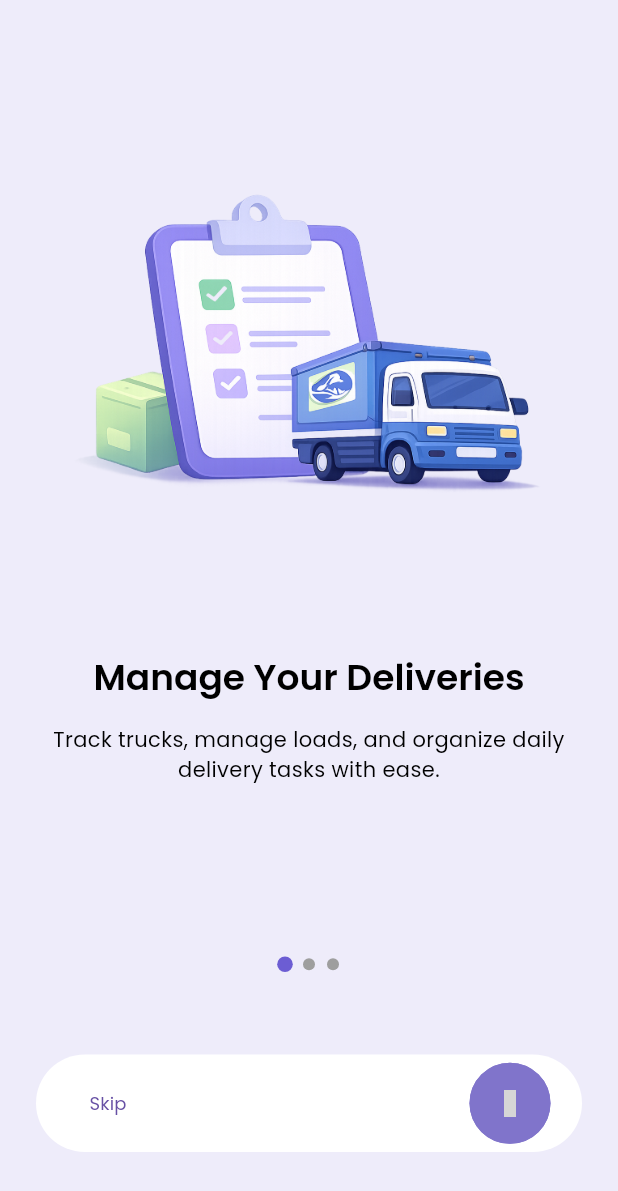
After one commit to Mostafa-Moin26/Lohaghara-Carrier, a Flutter app: the OnboardingScreen screen opened directly, on a phone screen of 412 x 824 dp. The commit adds this screen. Shown: the top 1191 px of the screen. Run offline on Flutter 3.47's test engine with Material 3 defaults, Android fonts, the phone set to English and light mode, and no system bars; drawn by our look-alikes of smooth_page_indicator; our stand-ins replace get, iconsax, lottie; grey boxes are pictures that could not be loaded.

Commit message:
completed the onboarding screens

```diff
--- a/lib/app.dart
+++ b/lib/app.dart
@@ -1,6 +1,7 @@
 import 'package:flutter/material.dart';
 import 'package:get/get.dart';
 import 'package:lohaghara_carrier/presentation/splash/splash.dart';
+import 'package:lohaghara_carrier/presentation/splash/splash_temp.dart';
 
 import 'core/theme/theme.dart';
 
--- a/lib/core/constants/colors.dart
+++ b/lib/core/constants/colors.dart
@@ -4,30 +4,28 @@ class AppColors {
   AppColors._();
 
   // App Basic Colors
-  static const Color primaryColor = Color(0xFF6C5DD3);
-  static const Color secondaryColor = Color(0xFFFFE24B);
-  static const Color accentColor = Color(0xFFb0c7ff);
-  static const Color primaryLight = Color(0xFF8B7DE0);
-  static const Color primaryDark = Color(0xFF4E3DB3);
+  static const Color primaryColor = Color(0xFF6C5DD3); // Main purple
+  static const Color primaryLight = Color(0xFF8B7DE0); // Hover / lighter
+  static const Color primaryDark = Color(0xFF4E3DB3); // Pressed state
 
   // Accent
-  static const Color accent = Color(0xFF8BAF4F);
+  static const Color accent = Color(0xFF8BAF4F); // Green accent
   static const Color accentLight = Color(0xFFA8C870);
 
-  // Text Colors
-  static const Color textPrimary = Color(0xFF333333);
-  static const Color textSecondary = Color(0xFF6C757D);
+  // // Text Colors
+  static const Color textPrimary = Color(0xFF1A1A2E); // Main text
+  static const Color textSecondary = Color(0xFF6B7280); // Subtitle text
   static const Color textWhite = Color(0xFFFFFFFF);
-  static const Color textHint = Color(0xFFB0B7C3);
-  static const Color textOnPrimary = Color(0xFFFFFFFF);
+  static const Color textHint = Color(0xFFB0B0C3); // Placeholder text
+  static const Color textOnPrimary = Color(0xFFFFFFFF); // Text on purple bg
 
   // Background Colors
   static const Color light = Color(0xFFF6F6F6);
   static const Color dark = Color(0xFF272727);
   static const Color primaryBackground = Color(0xFFF3F5FF);
-  static const Color background = Color(0xFFEEECFA);
-  static const Color surface = Color(0xFFFFFFFF);
-  static const Color surfaceVariant = Color(0xFFF5F3FF);
+  static const Color background = Color(0xFFEEECFA); // App background
+  static const Color surface = Color(0xFFFFFFFF); // Card surface
+  static const Color surfaceVariant = Color(0xFFF5F4FF); // Input background
 
   // Background Container Colors
   static const Color lightContainer = Color(0xFFF6F6F6);
@@ -46,7 +44,7 @@ class AppColors {
   static const Color error = Color(0xFFD32F2F);
   static const Color success = Color(0xFF388E3C);
   static const Color warning = Color(0xFFF57C00);
-  static const Color info = Color(0xFF1976D2);
+  static const Color info = Color(0xFF29B6F6);
 
   // Neutral Shades
   static const Color black = Color(0xFF232323);
@@ -56,6 +54,7 @@ class AppColors {
   static const Color softGrey = Color(0xFFF4F4F4);
   static const Color lightGrey = Color(0xFFF9F9F9);
   static const Color white = Color(0xFFFFFFFF);
+  static const Color disabled = Color(0xFFD1D5DB);
 
   // Gradient Colors
   static const Gradient linerGradient = LinearGradient(
@@ -71,4 +70,9 @@ class AppColors {
 
   // Card shadow color
   static const Color cardShadow = Color(0x146C5DD3);
+
+  // ── Semantic Aliases (use these in widgets) ───────────────────
+  static const Color cardBackground = surface;
+  static const Color inputBackground = surfaceVariant;
+  static const Color iconDefault = textSecondary;
 }
--- a/lib/core/constants/text_strings.dart
+++ b/lib/core/constants/text_strings.dart
@@ -1,9 +1,11 @@
 class AppTextStrings {
   AppTextStrings._();
 
+  // ---- App
+  static const String appName = 'Lohaghara Carrier';
+  static const String appTagline = 'Smart Logistics. Smooth Deliveries';
   // ---GLOBAL Texts
   static const String submit = 'Submit';
-  static const String appName = 'Nubify';
   static const String ncontinue = 'Continue';
   static const String skip = 'Skip';
   static const String next = 'Next';
@@ -63,60 +65,56 @@ class AppTextStrings {
   static const String yourAccountCreatedSubTitle =
       'Welcome to Your Ultimate Shopping Destination: Your Account is Created, Unleash the Joy of Seamless Online Shopping!';
 
-  // Dashboard
+  // ── Dashboard ─────────────────────────────────────────────────
   static const String dashboard = 'Dashboard';
+  static const String totalDeliveries = 'Total Deliveries';
   static const String totalRevenue = 'Total Revenue';
-  static const String totalDeliveries = 'Total Deliveries';
-  static const String todayDeliveries = "Today's Deliveries";
-  static const String pendingAmount = 'Pending Amount';
+  static const String totalCost = 'Total Cost';
+  static const String netProfit = 'Net Profit';
+  static const String recentRecords = 'Recent Records';
+  static const String viewAll = 'View All';
 
-  // Records
-  static const String records = 'Records';
+  // ── Records ───────────────────────────────────────────────────
   static const String addRecord = 'Add Record';
-  static const String editRecord = 'Edit Record';
-  static const String deleteRecord = 'Delete Record';
-  static const String searchRecords = 'Search records...';
-  static const String noRecordsFound = 'No records found';
+  static const String viewRecords = 'View Records';
+  static const String truckNumber = 'Truck Number';
+  static const String destination = 'Destination';
+  static const String goodsType = 'Goods Type';
+  static const String fare = 'Fare (BDT)';
+  static const String fuelCost = 'Fuel Cost (BDT)';
+  static const String driverCost = 'Driver Cost (BDT)';
+  static const String otherCost = 'Other Cost (BDT)';
+  static const String deliveryDate = 'Delivery Date';
+  static const String notes = 'Notes (Optional)';
 
-  // Record Fields
-  static const String partyName = 'Party Name';
-  static const String vehicleNumber = 'Vehicle Number';
-  static const String from = 'From';
-  static const String to = 'To';
-  static const String freight = 'Freight (৳)';
-  static const String advance = 'Advance (৳)';
-  static const String balance = 'Balance (৳)';
-  static const String date = 'Date';
-  static const String remarks = 'Remarks';
-
-  // Reports
+  // ── Reports ───────────────────────────────────────────────────
   static const String reports = 'Reports';
   static const String generateReport = 'Generate Report';
-  static const String selectDateRange = 'Select Date Range';
-  static const String from2 = 'From Date';
-  static const String to2 = 'To Date';
-  static const String exportPdf = 'Export PDF';
+  static const String fromDate = 'From Date';
+  static const String toDate = 'To Date';
+  static const String downloadPdf = 'Download PDF';
 
-  // Settings
-  static const String settings = 'Settings';
+  // ── Security ──────────────────────────────────────────────────
+  static const String enterPin = 'Enter Your PIN';
+  static const String createPin = 'Create a PIN';
+  static const String confirmPin = 'Confirm PIN';
+  static const String useFingerprint = 'Use Fingerprint';
+  static const String pinMismatch = 'PINs do not match. Try again.';
+
+  // ── Common ────────────────────────────────────────────────────
+  static const String save = 'Save';
+  static const String cancel = 'Cancel';
+  static const String delete = 'Delete';
+  static const String edit = 'Edit';
+  static const String search = 'Search';
+  static const String loading = 'Loading...';
+  static const String retry = 'Retry';
+  static const String success = 'Success';
+  static const String error = 'Something went wrong';
+  static const String noData = 'No records found';
+  static const String confirm = 'Confirm';
   static const String profile = 'Profile';
-  static const String security = 'Security';
-  static const String pinLock = 'PIN Lock';
-  static const String biometric = 'Biometric Auth';
-  static const String changePin = 'Change PIN';
-
-  // Errors
-  static const String somethingWentWrong =
-      'Something went wrong. Please try again.';
-  static const String noInternetConnection = 'No internet connection.';
-  static const String sessionExpired =
-      'Your session has expired. Please login again.';
-
-  // Success
-  static const String recordAdded = 'Record added successfully!';
-  static const String recordUpdated = 'Record updated successfully!';
-  static const String recordDeleted = 'Record deleted successfully!';
-  static const String pdfGenerated = 'PDF generated successfully!';
+  static const String logout = 'Logout';
 
   // -- Home
   static const String homeAppbarTitle = "Good day for shopping";
--- /dev/null
+++ b/lib/presentation/onboarding/onboarding.dart
@@ -0,0 +1,125 @@
+import 'package:flutter/material.dart';
+import 'package:get/get.dart';
+import 'package:lohaghara_carrier/core/constants/colors.dart';
+import 'package:lohaghara_carrier/core/constants/image_strings.dart';
+import 'package:lohaghara_carrier/core/constants/sizes.dart';
+import 'package:lohaghara_carrier/core/constants/text_strings.dart';
+import 'package:lohaghara_carrier/core/device/device_utility.dart';
+import 'package:lohaghara_carrier/core/helpers/helper_functions.dart';
+import 'package:lohaghara_carrier/presentation/onboarding/controllers/onboarding_controller.dart';
+import 'package:lohaghara_carrier/presentation/onboarding/widgets/onboarding_dot_navigation.dart';
+import 'package:lohaghara_carrier/presentation/onboarding/widgets/onboarding_next_button.dart';
+import 'package:lohaghara_carrier/presentation/onboarding/widgets/onboarding_page.dart';
+import 'package:lohaghara_carrier/presentation/onboarding/widgets/onboarding_skip.dart';
+
+class OnboardingScreen extends StatefulWidget {
+  const OnboardingScreen({super.key});
+
+  @override
+  State<OnboardingScreen> createState() => _OnboardingScreenState();
+}
+
+class _OnboardingScreenState extends State<OnboardingScreen> {
+  @override
+  Widget build(BuildContext context) {
+    final controller = Get.put(OnBoardingController());
+    final dark = AppHelperFunctions.isDarkMode(context);
+
+    return Scaffold(
+      body: Stack(
+        children: [
+          /// Pages
+          PageView(
+            controller: controller.pageController,
+            onPageChanged: controller.updatePageIndicator,
+            children: const [
+              OnBoardingPage(
+                image: AppImageStrings.onBoardingImage1,
+                title: AppTextStrings.onBoardingTitle1,
+                subTitle: AppTextStrings.onBoardingSubTitle1,
+              ),
+              OnBoardingPage(
+                image: AppImageStrings.onBoardingImage2,
+                title: AppTextStrings.onBoardingTitle2,
+                subTitle: AppTextStrings.onBoardingSubTitle2,
+              ),
+              OnBoardingPage(
+                image: AppImageStrings.onBoardingImage3,
+                title: AppTextStrings.onBoardingTitle3,
+                subTitle: AppTextStrings.onBoardingSubTitle3,
+              ),
+            ],
+          ),
+
+          /// Dot Indicator
+          const OnBoardinDotNavigation(),
+
+          /// Bottom Container
+          Positioned(
+            bottom: DeviceUtils.getBottomNavigationBarHeight(),
+            left: 0,
+            right: 0,
+            child: Padding(
+              padding: const EdgeInsets.symmetric(
+                horizontal: AppSizes.defaultSpace,
+              ),
+              child: Obx(() {
+                final isLastPage = controller.isLastPage;
+
+                return AnimatedSwitcher(
+                  duration: const Duration(milliseconds: 300),
+                  child: SizedBox(
+                    key: ValueKey(isLastPage),
+                    height: 65,
+                    child: isLastPage
+                        ? Material(
+                            color: AppColors.primaryColor,
+                            shape: const StadiumBorder(),
+                            child: InkWell(
+                              borderRadius: BorderRadius.circular(100),
+                              onTap: controller.finishOnboarding,
+                              child: const Center(
+                                child: Text(
+                                  "Get Started",
+                                  style: TextStyle(
+                                    color: Colors.white,
+                                    fontWeight: FontWeight.bold,
+                                  ),
+                                ),
+                              ),
+                            ),
+                          )
+                        : Material(
+                            color: dark
+                                ? AppColors.buttonSecondary.withValues(
+                                    alpha: 0.5,
+                                  )
+                                : AppColors.white,
+                            shape: const StadiumBorder(),
+                            child: const Padding(
+                              padding: EdgeInsets.symmetric(
+                                horizontal: AppSizes.md,
+                              ),
+                              child: Row(
+                                mainAxisAlignment:
+                                    MainAxisAlignment.spaceBetween,
+                                children: [
+                                  /// Skip Button
+                                  OnBoardingSkip(),
+
+                                  /// Next Button
+                                  OnBoardingNextButton(),
+                                ],
+                              ),
+                            ),
+                          ),
+                  ),
+                );
+              }),
+            ),
+          ),
+        ],
+      ),
+    );
+  }
+}
--- /dev/null
+++ b/lib/presentation/onboarding/widgets/onboarding_dot_navigation.dart
@@ -0,0 +1,36 @@
+import 'package:flutter/material.dart';
+import 'package:smooth_page_indicator/smooth_page_indicator.dart';
+
+import '../../../core/constants/colors.dart';
+import '../../../core/device/device_utility.dart';
+import '../controllers/onboarding_controller.dart';
+
+class OnBoardinDotNavigation extends StatelessWidget {
+  const OnBoardinDotNavigation({super.key});
+
+  @override
+  Widget build(BuildContext context) {
+    final controller = OnBoardingController.instance;
+
+    return Positioned(
+      bottom: DeviceUtils.getBottomNavigationBarHeight() + 120,
+      left: 0,
+      right: 0,
+      child: Center(
+        child: SmoothPageIndicator(
+          controller: controller.pageController,
+          onDotClicked: controller.dotNavigationClick,
+          count: 3,
+          effect: ScrollingDotsEffect(
+            activeDotColor: AppColors.primaryColor,
+            dotColor: Colors.grey.shade500,
+            dotWidth: 8,
+            dotHeight: 8,
+            spacing: 8,
+            activeDotScale: 1.4,
+          ),
+        ),
+      ),
+    );
+  }
+}
--- /dev/null
+++ b/lib/presentation/onboarding/widgets/onboarding_next_button.dart
@@ -0,0 +1,17 @@
+import 'package:flutter/material.dart';
+import 'package:iconsax/iconsax.dart';
+
+import '../controllers/onboarding_controller.dart';
+
+class OnBoardingNextButton extends StatelessWidget {
+  const OnBoardingNextButton({super.key});
+
+  @override
+  Widget build(BuildContext context) {
+    return ElevatedButton(
+      onPressed: () => OnBoardingController.instance.nextPage(),
+      style: ElevatedButton.styleFrom(shape: CircleBorder()),
+      child: const Icon(Iconsax.arrow_right_3),
+    );
+  }
+}
--- /dev/null
+++ b/lib/presentation/onboarding/widgets/onboarding_page.dart
@@ -0,0 +1,42 @@
+import 'package:flutter/material.dart';
+
+import '../../../core/constants/sizes.dart';
+import '../../../core/helpers/helper_functions.dart';
+
+class OnBoardingPage extends StatelessWidget {
+  const OnBoardingPage({
+    super.key,
+    required this.image,
+    required this.title,
+    required this.subTitle,
+  });
+
+  final String image, title, subTitle;
+
+  @override
+  Widget build(BuildContext context) {
+    return Padding(
+      padding: const EdgeInsets.all(AppSizes.defaultSpace),
+      child: Column(
+        children: [
+          Image(
+            width: AppHelperFunctions.screenWidth() * 0.8,
+            height: AppHelperFunctions.screenHeight() * 0.5,
+            image: AssetImage(image),
+          ),
+          Text(
+            title,
+            style: Theme.of(context).textTheme.headlineMedium,
+            textAlign: TextAlign.center,
+          ),
+          const SizedBox(height: AppSizes.spaceBtwItems),
+          Text(
+            subTitle,
+            style: Theme.of(context).textTheme.bodyMedium,
+            textAlign: TextAlign.center,
+          ),
+        ],
+      ),
+    );
+  }
+}
--- /dev/null
+++ b/lib/presentation/onboarding/widgets/onboarding_skip.dart
@@ -0,0 +1,16 @@
+import 'package:flutter/material.dart';
+
+import '../../../core/constants/text_strings.dart';
+import '../controllers/onboarding_controller.dart';
+
+class OnBoardingSkip extends StatelessWidget {
+  const OnBoardingSkip({super.key});
+
+  @override
+  Widget build(BuildContext context) {
+    return TextButton(
+      onPressed: () => OnBoardingController.instance.skipPage(),
+      child: const Text(AppTextStrings.skip),
+    );
+  }
+}
--- a/lib/presentation/splash/controllers/splash_controller.dart
+++ b/lib/presentation/splash/controllers/splash_controller.dart
@@ -1,4 +1,6 @@
 import 'package:get/get.dart';
+
+import '../../onboarding/onboarding.dart';
 
 class SplashController extends GetxController {
   @override
@@ -9,8 +11,8 @@ class SplashController extends GetxController {
   }
 
   void navigateToNext() async {
-    await Future.delayed(const Duration(seconds: 10000));
+    await Future.delayed(const Duration(seconds: 10));
 
-    // Get.offAll(() => const OnboardingScreen());
+    Get.offAll(() => const OnboardingScreen());
   }
 }
```
Also changed, not shown: lib/core/theme/custom_themes/text_theme.dart (+80 -22 lines), lib/presentation/onboarding/controllers/onboarding_controller.dart (added, +59 -0 lines), pubspec.yaml (+44 -41 lines), pubspec.lock, 5 other files.
